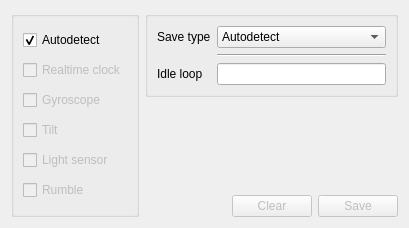
First picture: the form in Libretro/mgba/src/platform/qt/OverrideView.ui, repository kiddreads/Avalon-copy2, before the edit.
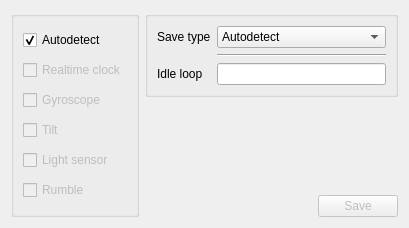
Second picture: the form after the edit.

Commit message: Qt: Clear all override settings when closing a game

```diff
--- a/Libretro/mgba/src/platform/qt/OverrideView.ui
+++ b/Libretro/mgba/src/platform/qt/OverrideView.ui
@@ -35,16 +35,6 @@
        </property>
       </spacer>
      </item>
-     <item>
-      <widget class="QPushButton" name="clear">
-       <property name="enabled">
-        <bool>false</bool>
-       </property>
-       <property name="text">
-        <string>Clear</string>
-       </property>
-      </widget>
-     </item>
      <item>
       <widget class="QPushButton" name="save">
        <property name="enabled">
```
The commit also changes 1 other file.
